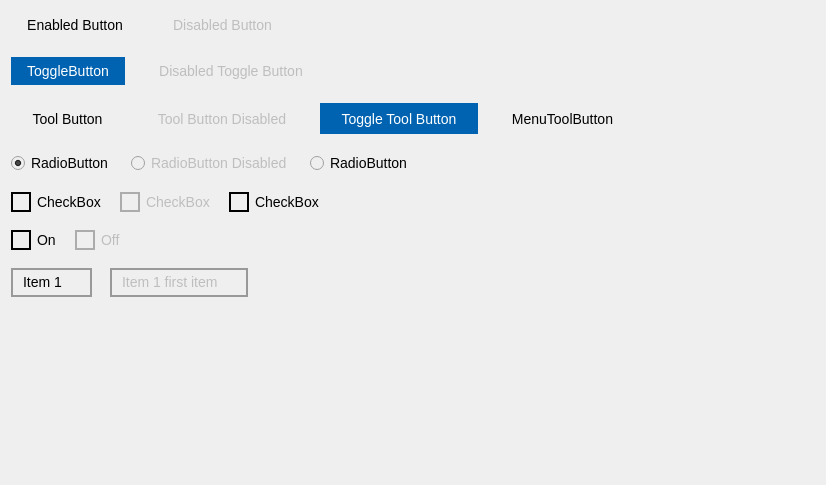
Before: the Qt Designer form MainWidget.ui in githubuser0xFFFF/QtFluentDesign, drawn with Qt 5.
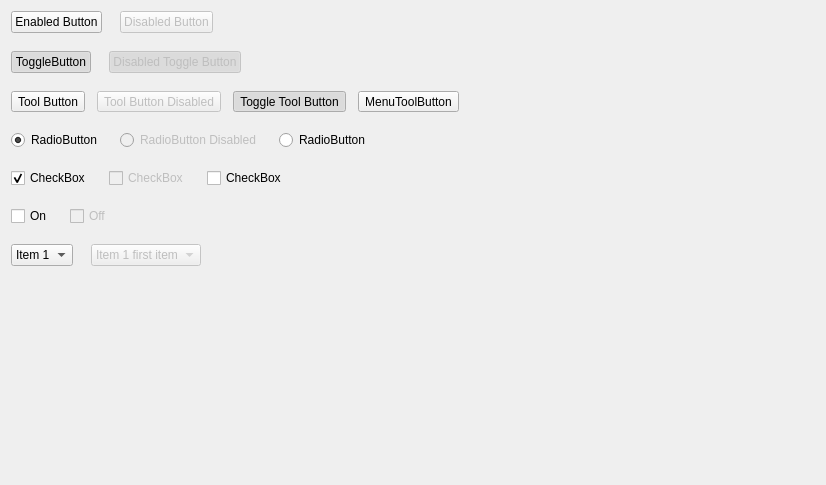
After: the same form once the commit is applied. Icons and pictures are not drawn. Custom widgets are drawn as their Qt base class.

The edit to the form file:
```diff
--- a/MainWidget.ui
+++ b/MainWidget.ui
@@ -13,247 +13,11 @@
   <property name="font">
    <font>
     <family>Segoe UI</family>
-    <pointsize>-1</pointsize>
    </font>
   </property>
   <property name="windowTitle">
    <string>MainWidget</string>
   </property>
-  <property name="styleSheet">
-   <string notr="true">QWidget 
-{
-	background: palette(window);
-   font-family: &quot;Segoe UI&quot;;
-   font-size: 14px;
-}
-
-QPushButton
-{
-	background: palette(button);
-    border: 2px solid transparent;
-    padding-left: 14px;
-    padding-right: 14px;
-    padding-top: 4px;
-    padding-bottom: 4px;
-}
-
-QPushButton:hover
-{
-	  border: 2px solid palette(dark);
-}
-
-QPushButton:pressed
-{
-	  background: palette(dark);
-}
-
-QPushButton:checked:!pressed:enabled
-{
-	  background: rgb(0, 99, 177);
-      color: rgb(255, 255, 255);
-}
-
-QPushButton:checked:!pressed:hover:enabled
-{
-	  border: 2px solid  rgb(0, 0, 0);
-}
-
-QPushButton:hover
-{
-	  border: 2px solid palette(dark);
-}
-
-
-/*
- * QToolButton
-*/
-QToolButton
-{
-	background: transparent;
-    border: none;
-    padding-left: 16px;
-    padding-right: 16px;
-    padding-top: 6px;
-    padding-bottom: 6px;
-}
-
-QToolButton:hover
-{
-	background: palette(button);
-}
-
-QToolButton:pressed
-{
-	  background: palette(dark);
-}
-
-QToolButton:checked:!pressed:enabled
-{
-	  background: rgb(0, 99, 177);
-      color: rgb(255, 255, 255);
-}
-
-
-/*
- * QRadioButton
- */
-QRadioButton::indicator
-{
-	border: none;
-    width: 20px;
-    height: 20px;
-    image-position: center;
-    image: url(:/style/images/radiobutton.svg);
-}
-
-QRadioButton::indicator::disabled
-{
-    image: url(:/style/images/radiobutton_disabled.svg);
-}
-
-QRadioButton::indicator::hover
-{
-    image: url(:/style/images/radiobutton_hover.svg);
-}
-
-QRadioButton::indicator::checked
-{
-    image: url(:/style/images/radiobutton_checked.svg);
-}
-
-QRadioButton::indicator::checked::disabled
-{
-    image: url(:/style/images/radiobutton_checked_disabled.svg);
-}
-
-
-QRadioButton::indicator::checked::hover
-{
-    image: url(:/style/images/radiobutton_checked_hover.svg);
-}
-
-QComboBox
-{
-    border: 2px solid rgb(153, 153 ,153);
-    padding-left: 10px;
-    padding-right: 10px;
-    padding-top: 3px;
-    padding-bottom: 4px;
-}
-
-
-QComboBox::hover::!pressed
-{
-    border-color: rgb(102, 102, 102);
-}
-
-QComboBox::pressed
-{
-    background: rgb(204, 204, 204);
-}
-
-QComboBox QAbstractItemView
- {
-    border: 1px solid rgb(204, 204, 204);
-    background: rgb(242, 242, 242);
-    selection-background-color: lightgray;
-   padding-left: 9px;
-   padding-right: 9px;
-}
-
-QComboBox QAbstractItemView::item
-{
-	padding-top: 3px;
-    padding-bottom: 4px;
-}
-
-
-QComboBox::drop-down
-{
-    border: none;
-    padding-right: 8px;
-}
-
-QComboBox::down-arrow
-{
-    image: url(:/style/images/checkbox_down_arrow.svg);
-    height: 6px;
-    width: 12px;
-}
-
-/*
- * QCheckBox
- */
-.QCheckBox::indicator
-{
-	width: 16px;
-    height: 16px;
-    border: 2px solid rgb(0, 0, 0);
-}
-
-
-.QCheckBox::indicator::disabled
-{
-    border: 2px solid rgb(172, 172, 172);
-}
-
-
-.QCheckBox::indicator::pressed
-{
-    border: 2px solid rgb(102, 102, 102);
-    background: rgb(102, 102, 102);
-}
-
-.QCheckBox::indicator::checked
-{
-    image: url(:/style/images/checkbox_checked.svg);
-}
-
-.QCheckBox::indicator::checked:!pressed
-{
-    border: 2px solid rgb(0, 99, 177);
-    background: rgb(0, 99, 177);
-    image: url(:/style/images/checkbox_checked.svg);
-}
-
-.QCheckBox::indicator::checked:!pressed:hover
-{
-    border: 2px solid rgb(0, 0, 0);
-}
-
-
-.QCheckBox::indicator:indeterminate
- {
-    image: url(:/style/images/checkbox_indeterminate.svg);
-    border: 2px solid rgb(0, 99, 177);
-}
-
-
-/*
- * CToggleSwitch
- */
-CToggleSwitch
-{
-    min-height: 24px;
-}
-
-
-CToggleSwitch::indicator
-{
-   image: url(:/style/images/toggleswitch_off.svg);
-   image-position: center;
-   width: 44px;
-   height: 24px;
-   padding: 0px;
-}
-
-
-CToggleSwitch::indicator::checked
-{
-   image: url(:/style/images/toggleswitch_on.svg);
-   image-position: center;
-}</string>
-  </property>
   <layout class="QVBoxLayout" name="verticalLayout">
    <property name="spacing">
     <number>18</number>
```
